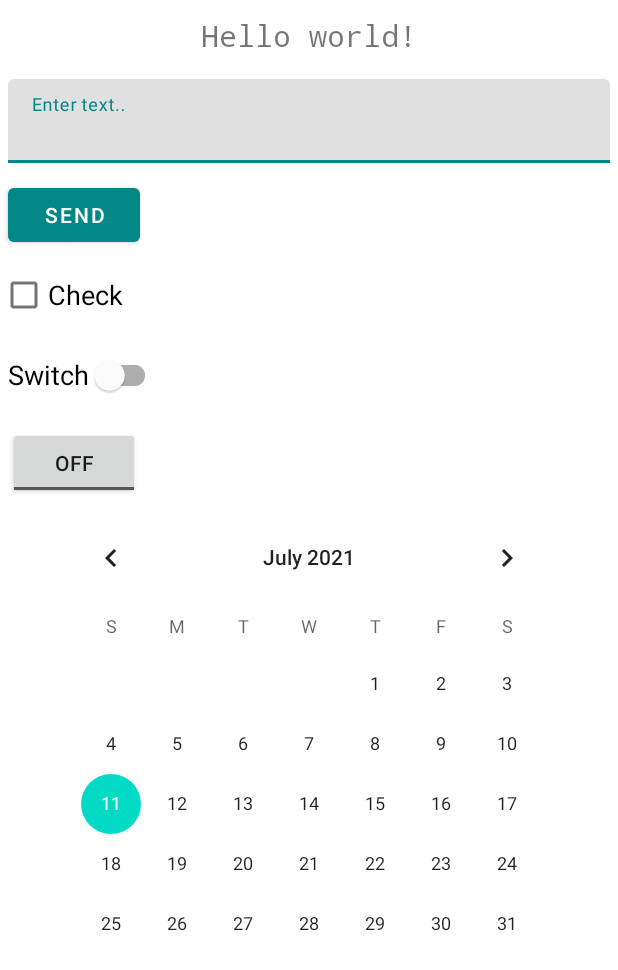
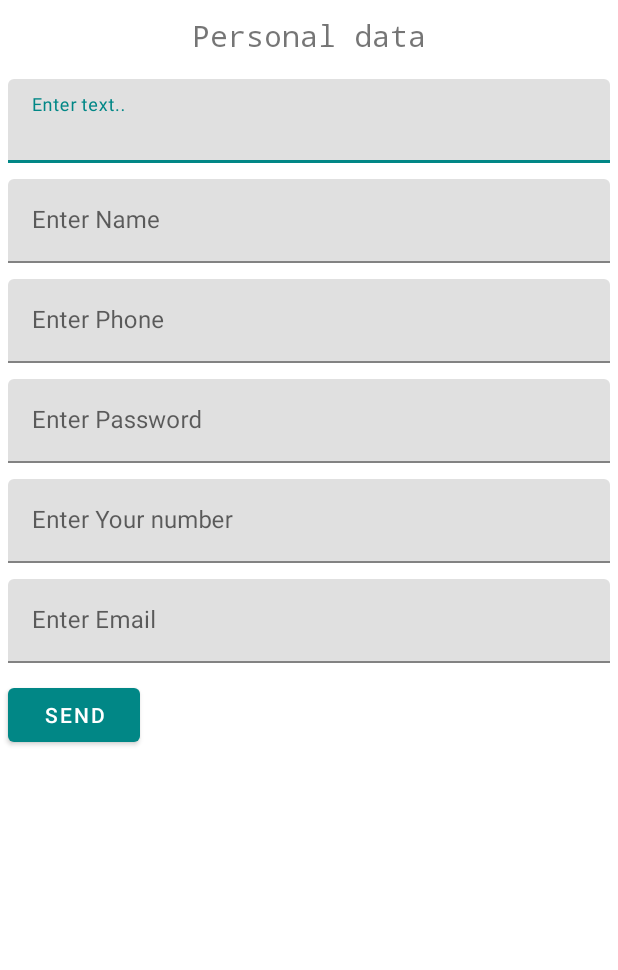
Before and after one commit to ElenaGaricheva/AndroidFirstSteps, an Android app: the screen it shows after launch (MainActivity), on a phone screen of 412 x 824 dp. Shown: the top 970 px of the screen. Run offline under Robolectric (Android 15) with nearby library versions, the phone set to English and light mode, and no system bars.

Commit message:
Lesson1.Task3_little fix

```diff
--- a/app/src/main/java/com/example/androidfirststeps/MainActivity.java
+++ b/app/src/main/java/com/example/androidfirststeps/MainActivity.java
@@ -10,9 +10,9 @@ public class MainActivity extends AppCompatActivity {
     @Override
     protected void onCreate(Bundle savedInstanceState) {
         super.onCreate(savedInstanceState);
-        setContentView(R.layout.activity_test_activity);
+        setContentView(R.layout.activity_personal_data);
     }
-
+/*
     public void onToggleClicked(View view) {
     }
 
@@ -20,5 +20,5 @@ public class MainActivity extends AppCompatActivity {
     }
 
     public void sendMessage(View view) {
-    }
+    }*/
 }
--- a/app/src/main/res/layout/activity_personal_data.xml
+++ b/app/src/main/res/layout/activity_personal_data.xml
@@ -1,16 +1,18 @@
 <?xml version="1.0" encoding="utf-8"?>
-<LinearLayout xmlns:android="http://schemas.android.com/apk/res/android"
-    xmlns:tools="http://schemas.android.com/tools"
+<ScrollView xmlns:android="http://schemas.android.com/apk/res/android"
     android:layout_width="match_parent"
-    android:layout_height="wrap_content"
-    android:orientation="vertical"
+    android:layout_height="match_parent"
     android:weightSum="6">
+
+    <LinearLayout
+        android:layout_width="match_parent"
+        android:layout_height="wrap_content"
+        android:orientation="vertical">
 
     <com.google.android.material.textview.MaterialTextView
         android:layout_width="match_parent"
         android:layout_height="wrap_content"
         android:layout_margin="10dp"
-        android:layout_weight="1"
         android:fontFamily="monospace"
         android:gravity="center_horizontal"
         android:text="Personal data"
@@ -20,14 +22,12 @@
     <com.google.android.material.textfield.TextInputLayout
         android:layout_width="match_parent"
         android:layout_height="wrap_content"
-        android:layout_weight="1"
         android:hint="@string/edit_text_hint">
 
         <com.google.android.material.textfield.TextInputEditText
             android:layout_width="match_parent"
             android:layout_height="wrap_content"
             android:layout_margin="5dp"
-            android:layout_weight="1"
             android:ems="10"
             android:inputType="text"
             android:maxLines="1" />
@@ -36,7 +36,6 @@
     <com.google.android.material.textfield.TextInputLayout
         android:layout_width="match_parent"
         android:layout_height="wrap_content"
-        android:layout_weight="1"
         android:hint="Enter Name">
 
         <com.google.android.material.textfield.TextInputEditText
@@ -52,7 +51,6 @@
     <com.google.android.material.textfield.TextInputLayout
         android:layout_width="match_parent"
         android:layout_height="wrap_content"
-        android:layout_weight="1"
         android:hint="Enter Phone">
 
         <com.google.android.material.textfield.TextInputEditText
@@ -68,7 +66,6 @@
     <com.google.android.material.textfield.TextInputLayout
         android:layout_width="match_parent"
         android:layout_height="wrap_content"
-        android:layout_weight="1"
         android:hint="Enter Password">
 
         <com.google.android.material.textfield.TextInputEditText
@@ -84,7 +81,6 @@
     <com.google.android.material.textfield.TextInputLayout
         android:layout_width="match_parent"
         android:layout_height="wrap_content"
-        android:layout_weight="1"
         android:hint="Enter Your number">
 
         <com.google.android.material.textfield.TextInputEditText
@@ -97,10 +93,11 @@
             android:maxLines="1" />
     </com.google.android.material.textfield.TextInputLayout>
 
+
+
     <com.google.android.material.textfield.TextInputLayout
         android:layout_width="match_parent"
         android:layout_height="wrap_content"
-        android:layout_weight="1"
         android:hint="Enter Email">
 
         <com.google.android.material.textfield.TextInputEditText
@@ -117,8 +114,9 @@
         android:layout_width="wrap_content"
         android:layout_height="wrap_content"
         android:layout_margin="5dp"
-        android:layout_weight="1"
         android:onClick="sendMessage"
         android:text="@string/send_button" />
 
-</LinearLayout>
+    </LinearLayout>
+
+</ScrollView>
--- a/app/src/main/res/layout/activity_test_activity.xml
+++ b/app/src/main/res/layout/activity_test_activity.xml
@@ -1,6 +1,5 @@
 <?xml version="1.0" encoding="utf-8"?>
 <LinearLayout xmlns:android="http://schemas.android.com/apk/res/android"
-    xmlns:tools="http://schemas.android.com/tools"
     android:layout_width="match_parent"
     android:layout_height="wrap_content"
     android:orientation="vertical"
@@ -12,6 +11,7 @@
         android:layout_margin="10dp"
         android:layout_weight="1"
         android:fontFamily="monospace"
+        android:ems="10"
         android:gravity="center_horizontal"
         android:text="@string/text_view"
         android:textAlignment="center"
@@ -27,8 +27,8 @@
             android:layout_width="match_parent"
             android:layout_height="wrap_content"
             android:layout_margin="5dp"
+            android:ems="10"
             android:layout_weight="1"
-            android:ems="10"
             android:inputType="text"
             android:maxLines="1" />
     </com.google.android.material.textfield.TextInputLayout>
```
